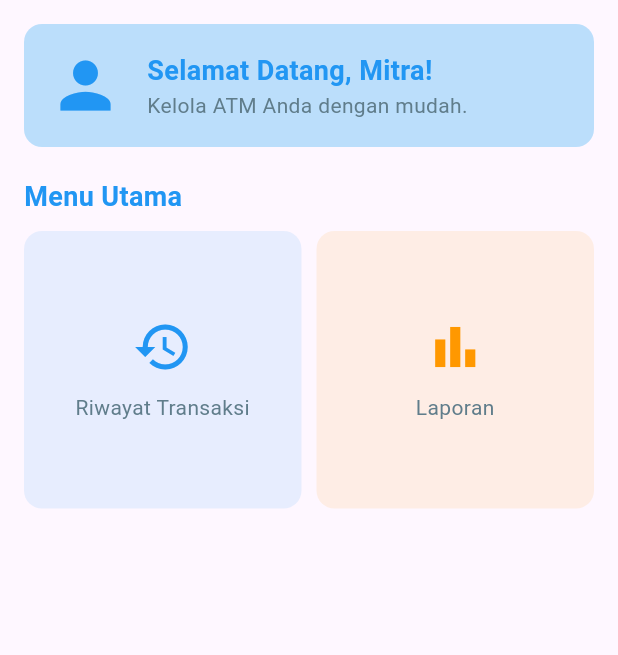
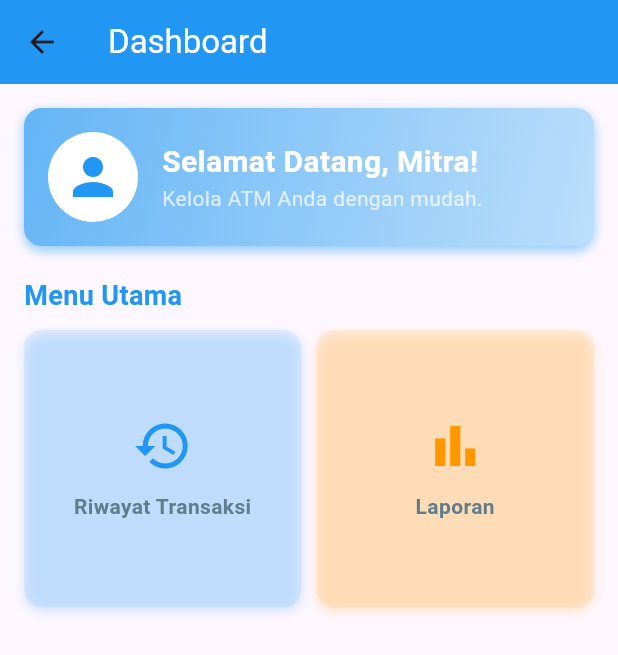
Before and after one commit to restuwijaya27/Project-akhir-Mobile2_AdmBriLink, a Flutter app: the DashboardView screen opened by its route, on a phone screen of 412 x 824 dp. Shown: the top 655 px of the screen. Run offline on Flutter 3.47's test engine with Material 3 defaults, Android fonts, the phone set to English and light mode, and no system bars; our stand-ins replace cloud_firestore, firebase_auth, firebase_core, get; accounts and stored records are empty.

Commit message:
update dashboard

```diff
--- a/lib/app/modules/dashboard/views/dashboard_view.dart
+++ b/lib/app/modules/dashboard/views/dashboard_view.dart
@@ -1,8 +1,8 @@
 import 'package:flutter/material.dart';
 import 'package:get/get.dart';
 import '../controllers/dashboard_controller.dart';
-import 'package:myapp/app/modules/laporan/views/laporan_view.dart'; // Import halaman Mahasiswa
-import 'package:myapp/app/modules/transaksi/views/transaksi_view.dart'; // Import halaman Dosen
+import 'package:myapp/app/modules/laporan/views/laporan_view.dart';
+import 'package:myapp/app/modules/transaksi/views/transaksi_view.dart';
 
 class DashboardView extends GetView<DashboardController> {
   const DashboardView({super.key});
@@ -10,21 +10,44 @@ class DashboardView extends GetView<DashboardController> {
   @override
   Widget build(BuildContext context) {
     return Scaffold(
+      appBar: AppBar(
+        title: const Text(
+          'Dashboard',
+          style: TextStyle(color: Colors.white),
+        ),
+        backgroundColor: Colors.blue,
+        elevation: 0,
+      ),
       body: SingleChildScrollView(
         padding: const EdgeInsets.all(16.0),
         child: Column(
           crossAxisAlignment: CrossAxisAlignment.start,
           children: [
-            // Selamat datang dan informasi pengguna
+            // Header Selamat Datang
             Container(
               padding: const EdgeInsets.all(16),
               decoration: BoxDecoration(
-                color: Colors.blue.shade100,
+                gradient: LinearGradient(
+                  colors: [Colors.blue.shade300, Colors.blue.shade100],
+                  begin: Alignment.topLeft,
+                  end: Alignment.bottomRight,
+                ),
                 borderRadius: BorderRadius.circular(12),
+                boxShadow: [
+                  BoxShadow(
+                    color: Colors.blue.shade200,
+                    blurRadius: 6,
+                    offset: const Offset(0, 3),
+                  ),
+                ],
               ),
               child: Row(
                 children: [
-                  const Icon(Icons.person, size: 50, color: Colors.blue),
+                  const CircleAvatar(
+                    radius: 30,
+                    backgroundColor: Colors.white,
+                    child: Icon(Icons.person, size: 40, color: Colors.blue),
+                  ),
                   const SizedBox(width: 16),
                   Column(
                     crossAxisAlignment: CrossAxisAlignment.start,
@@ -32,14 +55,14 @@ class DashboardView extends GetView<DashboardController> {
                       Text(
                         'Selamat Datang, Mitra!',
                         style: TextStyle(
-                          fontSize: 18,
+                          fontSize: 20,
                           fontWeight: FontWeight.bold,
-                          color: Colors.blue,
+                          color: Colors.white,
                         ),
                       ),
                       Text(
                         'Kelola ATM Anda dengan mudah.',
-                        style: TextStyle(fontSize: 14, color: Colors.blueGrey),
+                        style: TextStyle(fontSize: 14, color: Colors.white70),
                       ),
                     ],
                   ),
@@ -58,7 +81,7 @@ class DashboardView extends GetView<DashboardController> {
               ),
             ),
             const SizedBox(height: 10),
-            GridView(
+            GridView.builder(
               shrinkWrap: true,
               physics: const NeverScrollableScrollPhysics(),
               gridDelegate: const SliverGridDelegateWithFixedCrossAxisCount(
@@ -66,20 +89,31 @@ class DashboardView extends GetView<DashboardController> {
                 crossAxisSpacing: 10,
                 mainAxisSpacing: 10,
               ),
-              children: [
-                _buildMenuCard(
-                  'Riwayat Transaksi',
-                  Icons.history,
-                  Colors.blue,
-                  () => Get.to(() => TransaksiView()), // Navigasi ke MahasiswaView
-                ),
-                _buildMenuCard(
-                  'Laporan',
-                  Icons.bar_chart,
-                  Colors.orange,
-                  () => Get.to(() => LaporanView()), // Navigasi ke DosenView
-                ),
-              ],
+              itemCount: 2,
+              itemBuilder: (context, index) {
+                final menuItems = [
+                  {
+                    'title': 'Riwayat Transaksi',
+                    'icon': Icons.history,
+                    'color': Colors.blue,
+                    'onTap': () => Get.to(() => TransaksiView()),
+                  },
+                  {
+                    'title': 'Laporan',
+                    'icon': Icons.bar_chart,
+                    'color': Colors.orange,
+                    'onTap': () => Get.to(() => LaporanView()),
+                  },
+                ];
+
+                final item = menuItems[index];
+                return _buildMenuCard(
+                  item['title'] as String,
+                  item['icon'] as IconData,
+                  item['color'] as Color,
+                  item['onTap'] as VoidCallback,
+                );
+              },
             ),
           ],
         ),
@@ -90,12 +124,19 @@ class DashboardView extends GetView<DashboardController> {
   Widget _buildMenuCard(
       String title, IconData icon, Color color, VoidCallback onTap) {
     return GestureDetector(
-      onTap: onTap, // Panggil fungsi navigasi
+      onTap: onTap,
       child: Container(
         padding: const EdgeInsets.all(16),
         decoration: BoxDecoration(
           color: color.withOpacity(0.1),
           borderRadius: BorderRadius.circular(12),
+          boxShadow: [
+            BoxShadow(
+              color: color.withOpacity(0.2),
+              blurRadius: 6,
+              offset: const Offset(0, 3),
+            ),
+          ],
         ),
         child: Column(
           mainAxisAlignment: MainAxisAlignment.center,
@@ -105,7 +146,10 @@ class DashboardView extends GetView<DashboardController> {
             Text(
               title,
               textAlign: TextAlign.center,
-              style: const TextStyle(fontSize: 14, color: Colors.blueGrey),
+              style: const TextStyle(
+                  fontSize: 14,
+                  fontWeight: FontWeight.bold,
+                  color: Colors.blueGrey),
             ),
           ],
         ),
```
